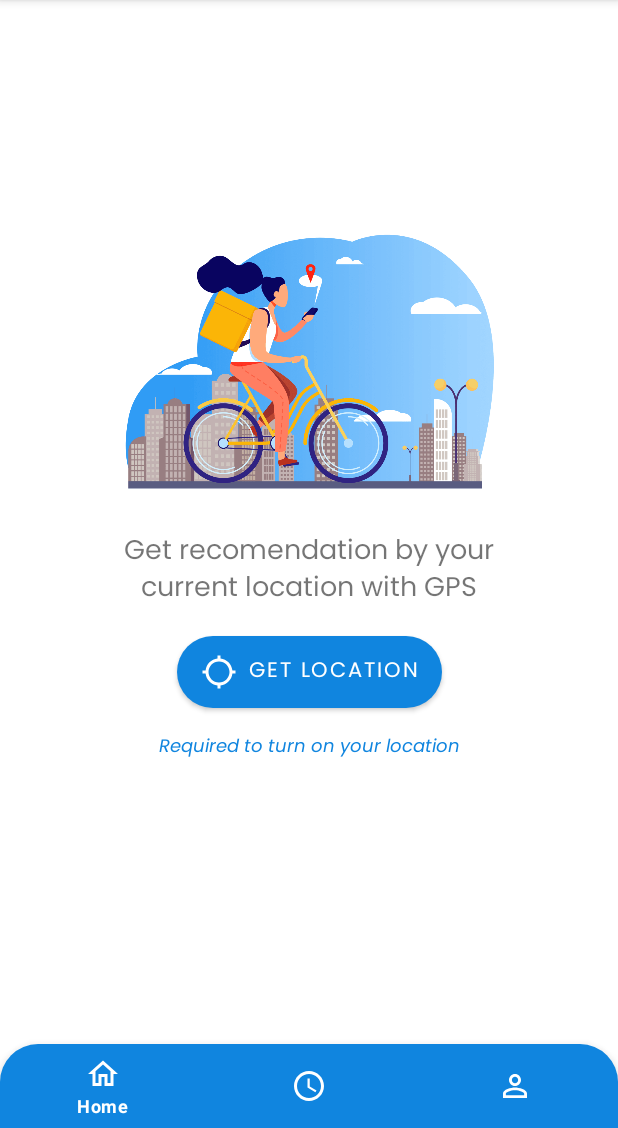
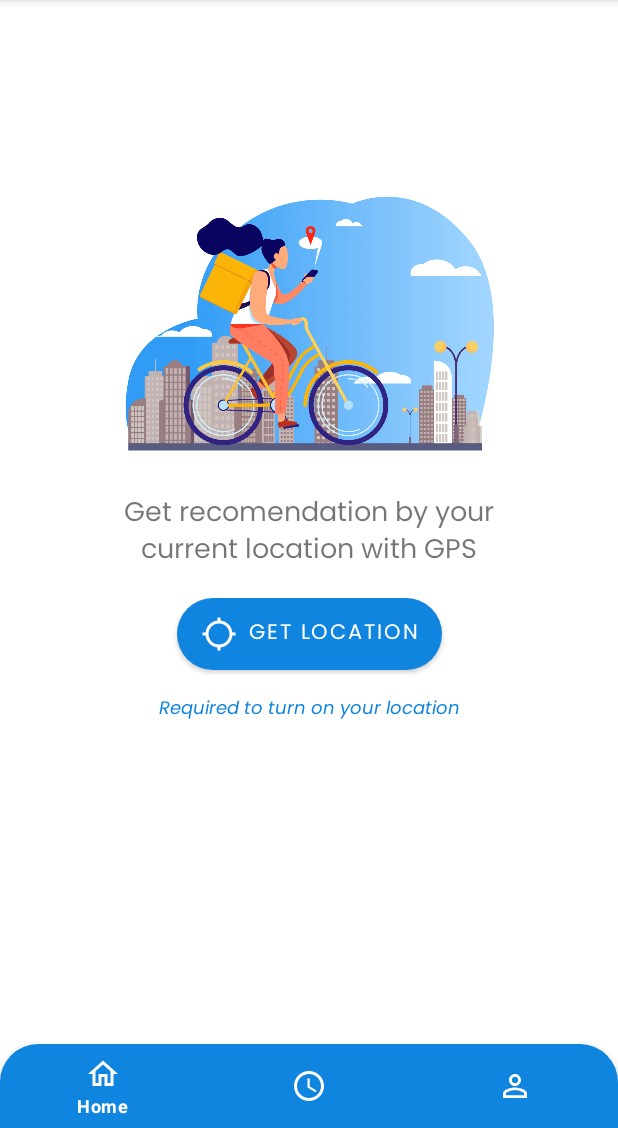
Before and after one commit to MohammadFebriyanto/ahuahu_app, an Android app: the screen it shows after launch (MainActivity), on a phone screen of 412 x 824 dp, the part 108-1236 px from its top. Run offline under Robolectric (Android 15) with nearby library versions, the phone set to English and light mode, and no system bars; our stand-ins replace Dagger/Hilt's generated code.

Commit message:
update ui

```diff
--- a/ahuahu-app.android/app/src/main/java/com/cap0097/ahuahuapp/ui/result/ResultActivity.kt
+++ b/ahuahu-app.android/app/src/main/java/com/cap0097/ahuahuapp/ui/result/ResultActivity.kt
@@ -38,6 +38,7 @@ class ResultActivity : AppCompatActivity() {
         binding = ActivityResultBinding.inflate(layoutInflater)
         setContentView(binding.root)
         loadingShow(true)
+        resultShow(false)
         binding.include.toolbar.apply {
             setNavigationIcon(R.drawable.ic_baseline_arrow_back_ios_24)
             setNavigationOnClickListener {
--- a/ahuahu-app.android/app/src/main/res/drawable/ic_baseline_arrow_back_ios_24.xml
+++ b/ahuahu-app.android/app/src/main/res/drawable/ic_baseline_arrow_back_ios_24.xml
@@ -3,7 +3,7 @@
     android:height="24dp"
     android:viewportWidth="24"
     android:viewportHeight="24"
-    android:tint="?attr/colorControlNormal">
+    android:tint="@color/white">
   <path
       android:fillColor="@android:color/white"
       android:pathData="M11.67,3.87L9.9,2.1 0,12l9.9,9.9 1.77,-1.77L3.54,12z"/>
--- a/ahuahu-app.android/app/src/main/res/layout/activity_result.xml
+++ b/ahuahu-app.android/app/src/main/res/layout/activity_result.xml
@@ -19,12 +19,14 @@
 
         <androidx.constraintlayout.widget.ConstraintLayout
             android:layout_width="match_parent"
-            android:layout_height="wrap_content">
+            android:layout_height="match_parent">
 
             <include
                 android:id="@+id/layout_loading"
                 layout="@layout/loading"
-                android:visibility="gone"
+                android:layout_width="0dp"
+                android:layout_height="wrap_content"
+                android:visibility="invisible"
                 app:layout_constraintBottom_toBottomOf="parent"
                 app:layout_constraintEnd_toEndOf="parent"
                 app:layout_constraintStart_toStartOf="parent"
--- a/ahuahu-app.android/app/src/main/res/layout/get_location.xml
+++ b/ahuahu-app.android/app/src/main/res/layout/get_location.xml
@@ -11,14 +11,14 @@
         android:layout_height="200dp"
         android:layout_marginStart="24dp"
         android:layout_marginEnd="24dp"
+        android:contentDescription="TODO"
         android:src="@drawable/bg_gps2"
         app:layout_constraintBottom_toBottomOf="parent"
         app:layout_constraintEnd_toEndOf="parent"
         app:layout_constraintHorizontal_bias="0.0"
         app:layout_constraintStart_toStartOf="parent"
         app:layout_constraintTop_toTopOf="parent"
-        app:layout_constraintVertical_bias="0.269"
-        android:contentDescription="TODO" />
+        app:layout_constraintVertical_bias="0.216" />
 
     <TextView
         android:id="@+id/tvLabel"
@@ -49,7 +49,19 @@
         app:layout_constraintStart_toStartOf="@+id/tvLabel"
         app:layout_constraintTop_toBottomOf="@+id/tvLabel" />
 
+    <ProgressBar
+        android:id="@+id/pbBar"
+        android:layout_width="20dp"
+        android:layout_height="20dp"
+        android:layout_marginTop="8dp"
+        android:visibility="gone"
+        app:layout_constraintEnd_toEndOf="@+id/textView2"
+        app:layout_constraintStart_toStartOf="@+id/textView2"
+        app:layout_constraintTop_toBottomOf="@+id/textView2" />
+
+
     <TextView
+        android:id="@+id/textView2"
         android:layout_width="wrap_content"
         android:layout_height="wrap_content"
         android:layout_marginTop="16dp"
```
Also changed, not shown: ahuahu-app.android/app/src/main/AndroidManifest.xml (+4 -4 lines), ahuahu-app.android/app/src/main/java/com/cap0097/ahuahuapp/ui/home/HomeFragment.kt (+31 -80 lines).
